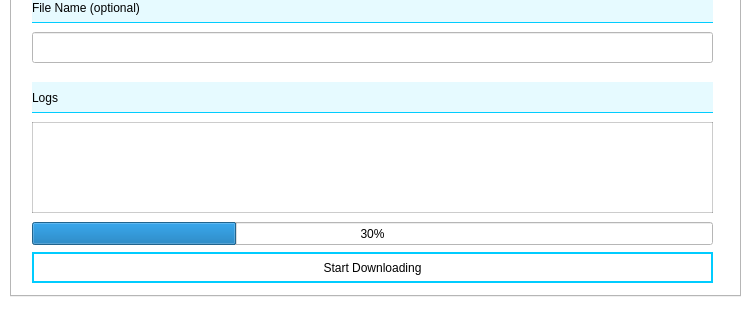
First picture: the form in desktop_app/webler/mainwindow.ui, repository SDey96/libwebler, before the edit; both pictures show x 0 to 752 and y 241 to 561 of the 752 by 561 pixel window.
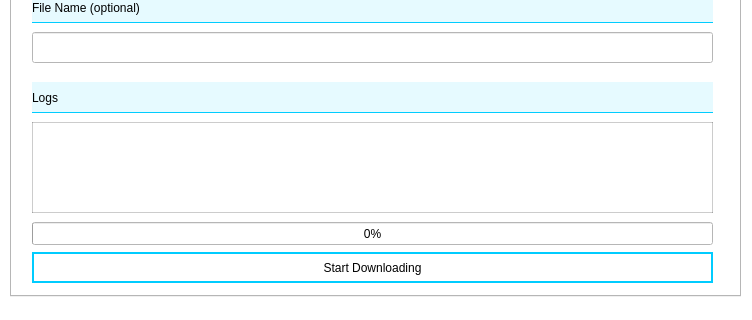
Second picture: the form after the edit. The open tabs and pages were chosen to show the change.

Diff of the .ui file:
```diff
--- a/desktop_app/webler/mainwindow.ui
+++ b/desktop_app/webler/mainwindow.ui
@@ -326,7 +326,7 @@
        </rect>
       </property>
       <property name="value">
-       <number>30</number>
+       <number>0</number>
       </property>
      </widget>
      <widget class="QPushButton" name="submit_2">
```
